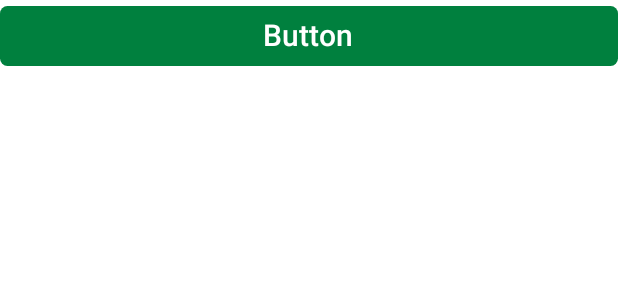
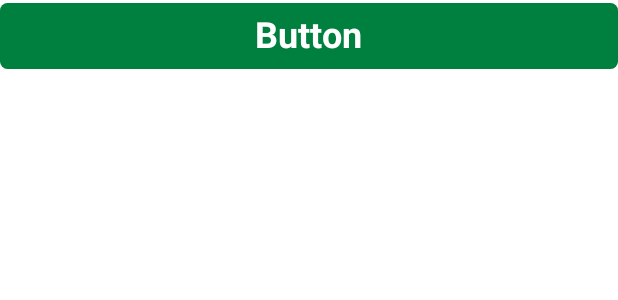
Before and after one commit to CarlostcDev/ilicitan-airlines, an Android app built with Jetpack Compose: the @Preview function PrimaryButtonPreview, on a phone screen of 412 x 824 dp. Shown: the top 300 px of the screen. Run offline under Robolectric (Android 15) with nearby library versions, the phone set to English and light mode, and no system bars.

Commit message:
feat(mobile): add design tokens

```diff
--- a/mobile/app/src/main/java/com/carlostcdev/ilicitanairlines/ui/components/PrimaryButton.kt
+++ b/mobile/app/src/main/java/com/carlostcdev/ilicitanairlines/ui/components/PrimaryButton.kt
@@ -1,16 +1,15 @@
 package com.carlostcdev.ilicitanairlines.ui.components
 
 import androidx.compose.foundation.layout.fillMaxWidth
-import androidx.compose.foundation.shape.RoundedCornerShape
 import androidx.compose.material3.Button
-import androidx.compose.material3.ButtonDefaults
 import androidx.compose.material3.ButtonDefaults.buttonColors
 import androidx.compose.material3.Text
 import androidx.compose.runtime.Composable
 import androidx.compose.ui.Modifier
+import androidx.compose.ui.text.font.FontWeight
 import androidx.compose.ui.tooling.preview.Preview
-import androidx.compose.ui.unit.dp
-import androidx.compose.ui.unit.sp
+import com.carlostcdev.ilicitanairlines.ui.theme.AppShapes
+import com.carlostcdev.ilicitanairlines.ui.theme.AppTextSizes
 import com.carlostcdev.ilicitanairlines.ui.theme.Palette
 
 @Composable
@@ -24,7 +23,7 @@ fun PrimaryButton(
         onClick = onClick,
         enabled = enabled,
         modifier = modifier.fillMaxWidth(),
-        shape = RoundedCornerShape(5.dp),
+        shape = AppShapes.button,
         colors = buttonColors(
             containerColor = Palette.primary,
             contentColor = Palette.white,
@@ -34,7 +33,8 @@ fun PrimaryButton(
     ) {
         Text(
             text = label,
-            fontSize = 20.sp
+            fontSize = AppTextSizes.xxlarge,
+            fontWeight = FontWeight.Bold
         )
     }
 }
--- /dev/null
+++ b/mobile/app/src/main/java/com/carlostcdev/ilicitanairlines/ui/theme/Shape.kt
@@ -0,0 +1,8 @@
+package com.carlostcdev.ilicitanairlines.ui.theme
+
+import androidx.compose.foundation.shape.RoundedCornerShape
+import androidx.compose.ui.unit.dp
+
+object AppShapes {
+    val button = RoundedCornerShape(5.dp)
+}
--- /dev/null
+++ b/mobile/app/src/main/java/com/carlostcdev/ilicitanairlines/ui/theme/TextSizes.kt
@@ -0,0 +1,12 @@
+package com.carlostcdev.ilicitanairlines.ui.theme
+
+import androidx.compose.ui.unit.sp
+
+object AppTextSizes {
+    val xsmall = 12.sp
+    val small = 14.sp
+    val medium = 16.sp
+    val large = 18.sp
+    val xlarge = 20.sp
+    val xxlarge = 24.sp
+}
```
Also changed, not shown: mobile/app/src/main/java/com/carlostcdev/ilicitanairlines/IlicitanAirlinesApp.kt (+9 -4 lines), mobile/app/src/main/java/com/carlostcdev/ilicitanairlines/ui/theme/Dimensions.kt (added, +7 -0 lines), mobile/app/src/main/java/com/carlostcdev/ilicitanairlines/ui/theme/Spacing.kt (added, +12 -0 lines).
